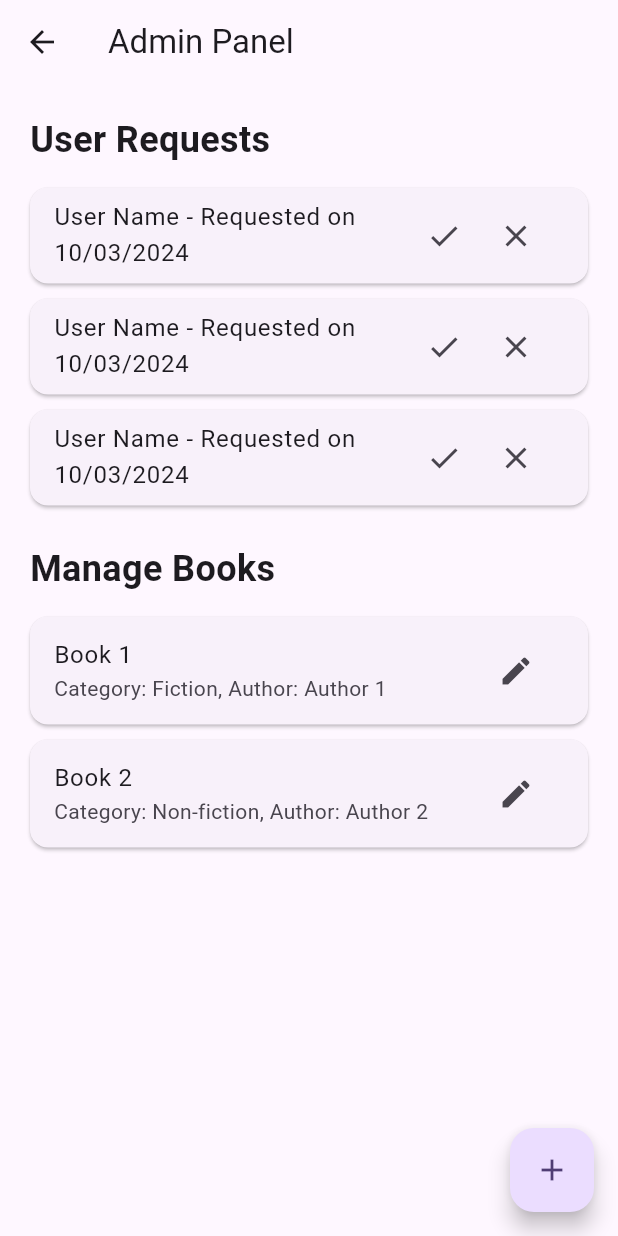
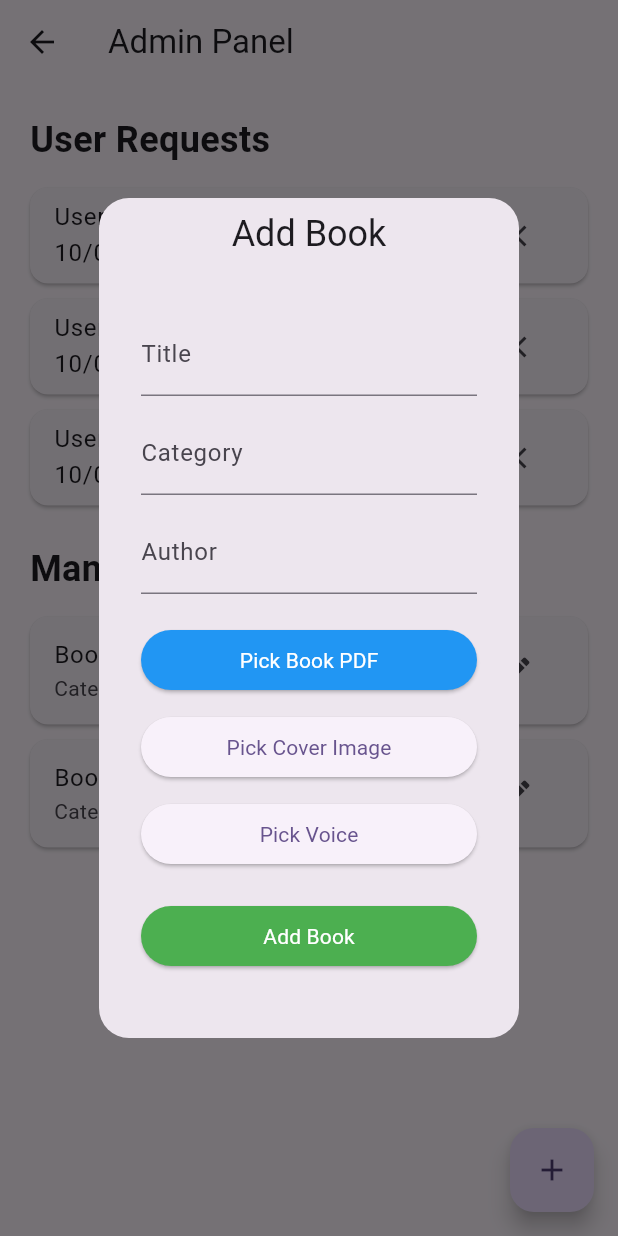
Before and after one commit to ibrahim-atef/e-book, a Flutter app: the AdminHomeScreen screen opened by its route, after a tap on the "add" icon, on a phone screen of 412 x 824 dp. Run offline on Flutter 3.47's test engine with Material 3 defaults, Android fonts, the phone set to English and light mode, and no system bars; our stand-ins replace cloud_firestore, file_picker, firebase_auth, firebase_core, firebase_storage, flip_card and 4 more; missing offline and left inert: dart:html; accounts and stored records are empty.

Commit message:
add book logic

```diff
--- /dev/null
+++ b/lib/models/book_model.dart
@@ -0,0 +1,41 @@
+class Book {
+   final String title;
+  final String coverImage;
+  final String pdfLink;
+  final String category;
+  final String author;
+   final String voiceLink;
+
+
+  Book({
+     required this.title,
+    required this.coverImage,
+    required this.pdfLink,
+    required this.category,
+    required this.author,
+     required this.voiceLink,
+
+  });
+
+  factory Book.fromJson(Map<String, dynamic> json) {
+    return Book(
+       title: json['title'] ?? '',
+      coverImage: json['coverImage'] ?? '',
+      pdfLink: json['pdfLink'] ?? '',
+      category: json['category'] ?? '',
+      author: json['author'] ?? '',
+       voiceLink: json['voiceLink'] ?? '',
+     );
+  }
+
+  Map<String, dynamic> toJson() {
+    return {
+       'title': title,
+      'coverImage': coverImage,
+      'pdfLink': pdfLink,
+      'category': category,
+      'author': author,
+       'voiceLink': voiceLink,
+     };
+  }
+}
--- a/lib/utils/my_strings.dart
+++ b/lib/utils/my_strings.dart
@@ -11,6 +11,7 @@ String validationNameWithSpaces = r'^[a-zA-Z ]+$';
 
 const String usersCollectionKey = "users";
 const String adminCollectionKey = "admin";
+const String booksCollectionKey = "books";
  const String KUid = "uid";
  const String KRole = "role";
 
--- a/lib/view/screens/admin_screens/admin_home_screen.dart
+++ b/lib/view/screens/admin_screens/admin_home_screen.dart
@@ -1,11 +1,14 @@
 import 'package:e_book/utils/responsive.dart';
+import 'package:e_book/view/widgets/admin_panal_widgets/add_book_dialog.dart';
 import 'package:flutter/material.dart';
+import 'package:get/get.dart';
 
+import '../../../logic/controllers/admin_home_controller.dart';
 import '../../widgets/admin_panal_widgets/desktop_admin_panel.dart';
 import '../../widgets/admin_panal_widgets/mobile_admin_panal.dart';
 
 class AdminHomeScreen extends StatelessWidget {
-  const AdminHomeScreen({Key? key}) : super(key: key);
+  AdminHomeScreen({Key? key}) : super(key: key);
 
   @override
   Widget build(BuildContext context) {
@@ -17,11 +20,22 @@ class AdminHomeScreen extends StatelessWidget {
         mobile: MobileAdminPanel(),
         desktop: DesktopAdminPanel(),
       ),
-      floatingActionButton: FloatingActionButton(
-        onPressed: () {
-          // Add book functionality
+      floatingActionButton: GetBuilder<AdminHomeController>(
+        builder: (AdminHomeController adminHomeController) {
+          return FloatingActionButton(
+            onPressed: () {
+              Get.defaultDialog(
+                title: "Add Book",
+                content: AddBookDialog(),
+              ).then((value) {
+                adminHomeController.pdfPathName.value = "";
+                adminHomeController.imagePathName.value = "";
+                adminHomeController.audioPathName.value = "";
+              });
+            },
+            child: Icon(Icons.add),
+          );
         },
-        child: Icon(Icons.add),
       ),
     );
   }
--- /dev/null
+++ b/lib/view/widgets/admin_panal_widgets/add_book_dialog.dart
@@ -0,0 +1,82 @@
+import 'package:flutter/material.dart';
+import 'package:get/get.dart';
+
+import '../../../logic/controllers/admin_home_controller.dart';
+
+class AddBookDialog extends StatelessWidget {
+  final TextEditingController titleController = TextEditingController();
+  final TextEditingController categoryController = TextEditingController();
+  final TextEditingController authorController = TextEditingController();
+  final TextEditingController pdfLinkController = TextEditingController();
+  final TextEditingController voiceLinkController = TextEditingController();
+
+  final adminController = Get.find<AdminHomeController>();
+
+  @override
+  Widget build(BuildContext context) {
+    return GetX(
+      builder: (AdminHomeController controller) {
+        return SingleChildScrollView(
+            child: Padding(
+          padding: EdgeInsets.all(20),
+          child: Column(
+            crossAxisAlignment: CrossAxisAlignment.stretch,
+            children: [
+              TextFormField(
+                controller: titleController,
+                decoration: InputDecoration(labelText: 'Title'),
+              ),
+              SizedBox(height: 10),
+              TextFormField(
+                controller: categoryController,
+                decoration: InputDecoration(labelText: 'Category'),
+              ),
+              SizedBox(height: 10),
+              TextFormField(
+                controller: authorController,
+                decoration: InputDecoration(labelText: 'Author'),
+              ),
+              SizedBox(height: 10),
+              SizedBox(height: 10),
+              ElevatedButton(
+                onPressed: () => adminController.pickPdfFile(),
+                style: ElevatedButton.styleFrom(
+                  primary: Colors.blue, // Change button color
+                  onPrimary: Colors.white, // Change text color
+                ),
+                child: adminController.pdfPathName.value == ""
+                    ? Text('Pick Book PDF')
+                    : Text("${adminController.pdfPathName.value}"),
+              ),
+              SizedBox(height: 10),
+              ElevatedButton(
+                onPressed: adminController.pickCoverImage,
+                child:adminController.imagePathName.value == ""
+                    ? Text('Pick Cover Image'):Text("${adminController.imagePathName.value}"),
+              ),
+              SizedBox(height: 10),
+              ElevatedButton(
+                onPressed:(){adminController.pickVoice();},
+                child:adminController.audioPathName.value == ""
+                    ? Text('Pick Voice'):Text("${adminController.audioPathName.value}"),
+              ),
+              SizedBox(height: 10),
+              SizedBox(height: 10),
+              ElevatedButton(
+                onPressed: () {
+                  // Implement logic to upload data to Firestore or handle book creation
+                  Get.back();
+                },
+                style: ElevatedButton.styleFrom(
+                  primary: Colors.green, // Change button color
+                  onPrimary: Colors.white, // Change text color
+                ),
+                child: Text('Add Book'),
+              ),
+            ],
+          ),
+        ));
+      },
+    );
+  }
+}
--- a/pubspec.yaml
+++ b/pubspec.yaml
@@ -47,6 +47,8 @@ dependencies:
   lottie:
   flutter_svg:
   shared_preferences:
+  file_picker:
+
 
 
 dev_dependencies:
```
Also changed, not shown: lib/logic/controllers/admin_home_controller.dart (+186 -3 lines), lib/logic/controllers/auth_controller.dart (+12 -2 lines), lib/routes/rating_model.dart (added, +27 -0 lines), lib/services/remote_services/firestore_methods.dart (+25 -2 lines), lib/view/widgets/admin_panal_widgets/desktop_admin_panel.dart (+17 -7 lines), pubspec.lock.
